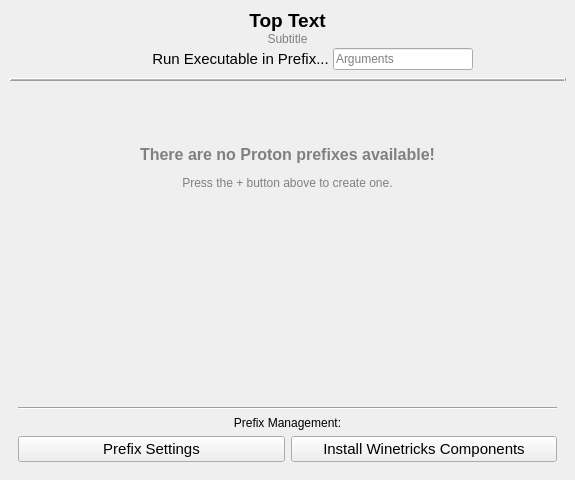
The window that src/neromanager.ui (ern775/Nero-umu) describes before a commit, drawn with Qt 5.
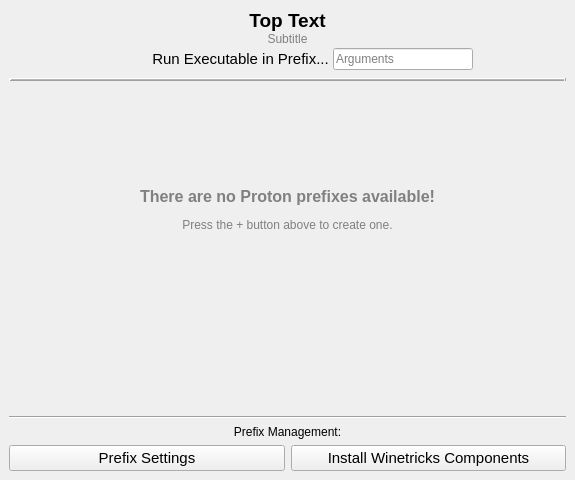
The same window after the commit. Icons and pictures are not drawn.

Commit message: Fix prefix and prefix contents list scrolling behaviour (#64)

```diff
--- a/src/neromanager.ui
+++ b/src/neromanager.ui
@@ -211,6 +211,21 @@
      </widget>
     </item>
     <item>
+     <widget class="QWidget" name="prefixesArea" native="true">
+      <layout class="QVBoxLayout" name="prefixesAreaLayout">
+       <property name="leftMargin">
+        <number>0</number>
+       </property>
+       <property name="topMargin">
+        <number>0</number>
+       </property>
+       <property name="rightMargin">
+        <number>0</number>
+       </property>
+       <property name="bottomMargin">
+        <number>0</number>
+       </property>
+       <item>
      <widget class="QScrollArea" name="prefixesScrollArea">
       <property name="sizePolicy">
        <sizepolicy hsizetype="Expanding" vsizetype="Expanding">
@@ -248,7 +263,7 @@
          <verstretch>0</verstretch>
         </sizepolicy>
        </property>
-       <layout class="QVBoxLayout" name="verticalLayout2" stretch="0,1,2,1,0">
+          <layout class="QVBoxLayout" name="verticalLayout2">
         <item>
          <layout class="QGridLayout" name="prefixesList"/>
         </item>
@@ -265,6 +280,38 @@
           </property>
          </spacer>
         </item>
+          </layout>
+         </widget>
+        </widget>
+       </item>
+       <item>
+        <widget class="QWidget" name="missingPrefixesLabelArea" native="true">
+         <layout class="QVBoxLayout" name="verticalLayout_4">
+          <property name="leftMargin">
+           <number>0</number>
+          </property>
+          <property name="topMargin">
+           <number>0</number>
+          </property>
+          <property name="rightMargin">
+           <number>0</number>
+          </property>
+          <property name="bottomMargin">
+           <number>0</number>
+          </property>
+          <item>
+           <spacer name="verticalSpacer_3">
+            <property name="orientation">
+             <enum>Qt::Orientation::Vertical</enum>
+            </property>
+            <property name="sizeHint" stdset="0">
+             <size>
+              <width>20</width>
+              <height>0</height>
+             </size>
+            </property>
+           </spacer>
+          </item>
         <item>
          <widget class="QLabel" name="missingPrefixesLabel">
           <property name="enabled">
@@ -282,7 +329,7 @@
          </widget>
         </item>
         <item>
-         <spacer name="verticalSpacer_3">
+           <spacer name="verticalSpacer_4">
           <property name="orientation">
            <enum>Qt::Orientation::Vertical</enum>
           </property>
@@ -293,6 +340,9 @@
            </size>
           </property>
          </spacer>
+          </item>
+         </layout>
+        </widget>
         </item>
         <item>
          <layout class="QHBoxLayout" name="appSettingsRow" stretch="0,1,0">
@@ -360,8 +410,22 @@
         </item>
        </layout>
       </widget>
-     </widget>
     </item>
+    <item>
+     <widget class="QWidget" name="prefixContentsArea" native="true">
+      <layout class="QVBoxLayout" name="prefixContentsAreaLayout" stretch="1,0,0,0">
+       <property name="leftMargin">
+        <number>0</number>
+       </property>
+       <property name="topMargin">
+        <number>0</number>
+       </property>
+       <property name="rightMargin">
+        <number>0</number>
+       </property>
+       <property name="bottomMargin">
+        <number>0</number>
+       </property>
     <item>
      <widget class="QScrollArea" name="prefixContentsScrollArea">
       <property name="frameShape">
@@ -390,8 +454,6 @@
        </property>
        <layout class="QVBoxLayout" name="verticalLayout_3">
         <item>
-         <layout class="QVBoxLayout" name="prefixContentsPage" stretch="0,1,0,0,0">
-          <item>
            <layout class="QGridLayout" name="prefixContentsGrid">
             <property name="sizeConstraint">
              <enum>QLayout::SizeConstraint::SetNoConstraint</enum>
@@ -411,6 +473,10 @@
             </property>
            </spacer>
           </item>
+          </layout>
+         </widget>
+        </widget>
+       </item>
           <item>
            <widget class="Line" name="separator">
             <property name="orientation">
@@ -484,9 +550,6 @@
            </layout>
           </item>
          </layout>
-        </item>
-       </layout>
-      </widget>
      </widget>
     </item>
    </layout>
```
Lines whose indentation alone changed are shown as unchanged. The commit also changes 1 other file.
